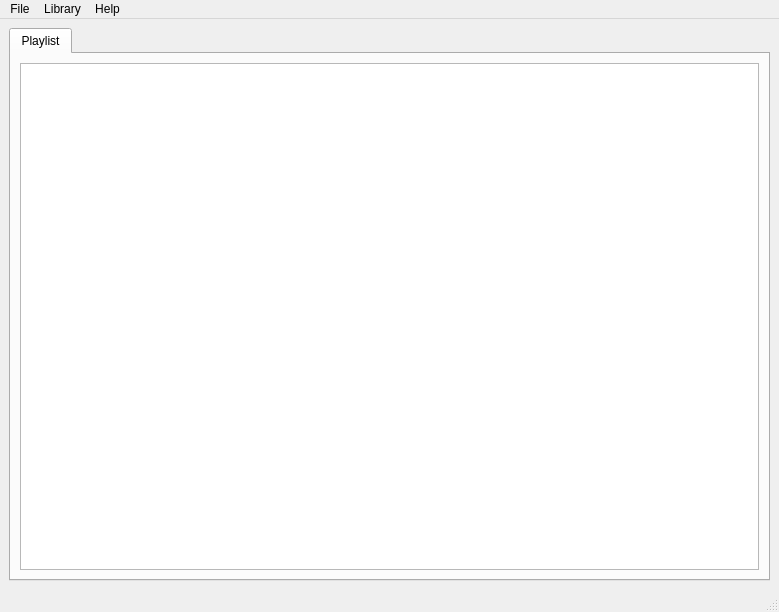
Old version of the form src/mainWindow.ui in the repository ichiro101/kazu.
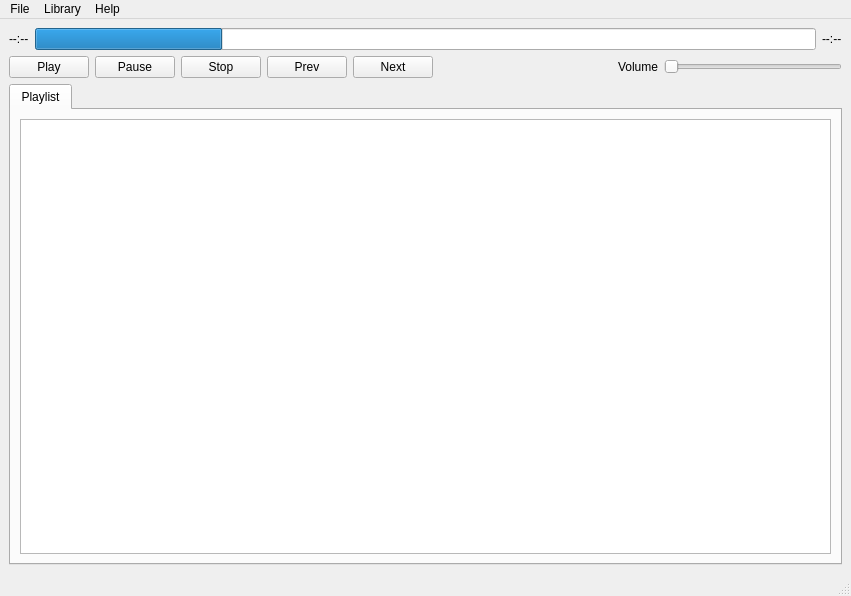
New version of the form.

The edit to the form file:
```diff
--- a/src/mainWindow.ui
+++ b/src/mainWindow.ui
@@ -6,8 +6,8 @@
    <rect>
     <x>0</x>
     <y>0</y>
-    <width>779</width>
-    <height>612</height>
+    <width>851</width>
+    <height>596</height>
    </rect>
   </property>
   <property name="windowTitle">
@@ -15,6 +15,103 @@
   </property>
   <widget class="QWidget" name="centralwidget">
    <layout class="QVBoxLayout" name="verticalLayout">
+    <item>
+     <layout class="QHBoxLayout" name="horizontalLayout_2">
+      <item>
+       <widget class="QLabel" name="label">
+        <property name="text">
+         <string>--:--</string>
+        </property>
+       </widget>
+      </item>
+      <item>
+       <widget class="QProgressBar" name="progressBar">
+        <property name="value">
+         <number>24</number>
+        </property>
+        <property name="textVisible">
+         <bool>false</bool>
+        </property>
+        <property name="format">
+         <string/>
+        </property>
+       </widget>
+      </item>
+      <item>
+       <widget class="QLabel" name="label_2">
+        <property name="text">
+         <string>--:--</string>
+        </property>
+       </widget>
+      </item>
+     </layout>
+    </item>
+    <item>
+     <layout class="QHBoxLayout" name="horizontalLayout">
+      <item>
+       <widget class="QPushButton" name="playButton">
+        <property name="text">
+         <string>Play</string>
+        </property>
+       </widget>
+      </item>
+      <item>
+       <widget class="QPushButton" name="pauseButton">
+        <property name="text">
+         <string>Pause</string>
+        </property>
+       </widget>
+      </item>
+      <item>
+       <widget class="QPushButton" name="stopButton">
+        <property name="text">
+         <string>Stop</string>
+        </property>
+       </widget>
+      </item>
+      <item>
+       <widget class="QPushButton" name="prevButton">
+        <property name="text">
+         <string>Prev</string>
+        </property>
+       </widget>
+      </item>
+      <item>
+       <widget class="QPushButton" name="nextButton">
+        <property name="text">
+         <string>Next</string>
+        </property>
+       </widget>
+      </item>
+      <item>
+       <spacer name="horizontalSpacer">
+        <property name="orientation">
+         <enum>Qt::Horizontal</enum>
+        </property>
+        <property name="sizeHint" stdset="0">
+         <size>
+          <width>40</width>
+          <height>20</height>
+         </size>
+        </property>
+       </spacer>
+      </item>
+      <item>
+       <widget class="QLabel" name="label_3">
+        <property name="text">
+         <string>Volume</string>
+        </property>
+       </widget>
+      </item>
+      <item>
+       <widget class="QSlider" name="volumeControl">
+        <property name="orientation">
+         <enum>Qt::Horizontal</enum>
+        </property>
+       </widget>
+      </item>
+     </layout>
+    </item>
     <item>
      <widget class="QTabWidget" name="tabWidget">
       <property name="currentIndex">
@@ -39,7 +136,7 @@
     <rect>
      <x>0</x>
      <y>0</y>
-     <width>779</width>
+     <width>851</width>
      <height>24</height>
     </rect>
    </property>
```
Left out of the diff: 19 changed lines with no effect on the pictures.
